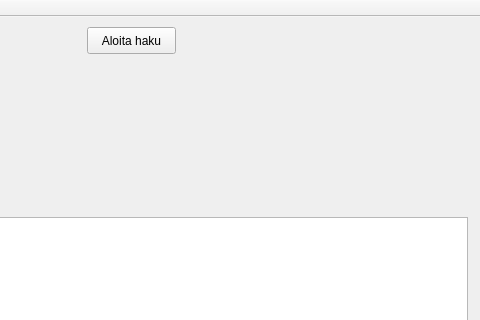
Above: App/mainwindow.ui from vikidi/Finlandia-Hiihto-Visual before the change; both pictures show x 183 to 663 and y 0 to 320 of the 663 by 490 pixel window. Below: the same form after it.
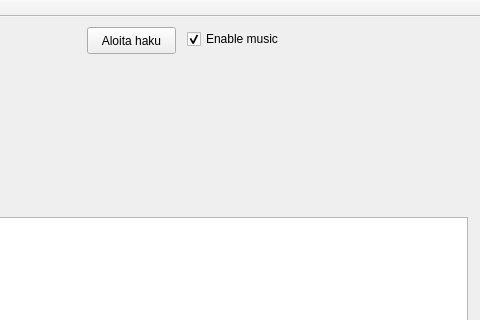
That is the form after the change.

Commit message: Enabled music

The edit to the form file:
```diff
--- a/App/mainwindow.ui
+++ b/App/mainwindow.ui
@@ -54,6 +54,22 @@
      <bool>true</bool>
     </property>
    </widget>
+   <widget class="QCheckBox" name="MusicCheckbox">
+    <property name="geometry">
+     <rect>
+      <x>370</x>
+      <y>10</y>
+      <width>106</width>
+      <height>24</height>
+     </rect>
+    </property>
+    <property name="text">
+     <string>Enable music</string>
+    </property>
+    <property name="checked">
+     <bool>true</bool>
+    </property>
+   </widget>
   </widget>
   <widget class="QMenuBar" name="menuBar">
    <property name="geometry">
```
Left out of the diff: 2 changed lines with no effect on the pictures. The commit also changes 3 other files.
